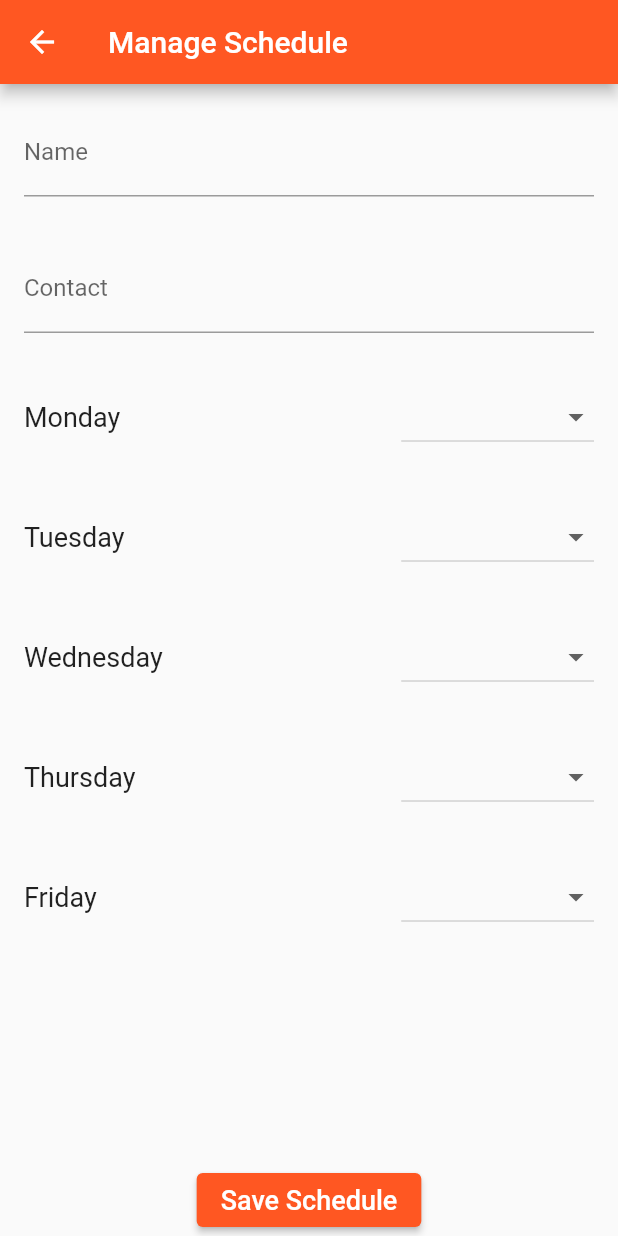
After one commit to lhaseatharva/waste2wealth, a Flutter app: the ManageSchedule screen opened by its route, on a phone screen of 412 x 824 dp. The commit adds this screen. Run offline on Flutter 3.47's test engine with Material 2 defaults, Android fonts, the phone set to English and light mode, and no system bars; our stand-ins replace carousel_slider, cloud_firestore, firebase_auth, firebase_core; accounts and stored records are empty.

Commit message:
Added new pages

```diff
--- /dev/null
+++ b/lib/Employee/Pickup Staff/ManageSchedule.dart
@@ -0,0 +1,138 @@
+import 'package:flutter/material.dart';
+import 'package:cloud_firestore/cloud_firestore.dart';
+
+class ManageSchedule extends StatefulWidget {
+  final String userEmail;
+
+  ManageSchedule({required this.userEmail});
+
+  @override
+  _ManageScheduleState createState() => _ManageScheduleState();
+}
+
+class _ManageScheduleState extends State<ManageSchedule> {
+  List<String> areas = [
+    'Kothrud',
+    'Shivaji Nagar',
+    'Sinhgad Road',
+    'Koregaon Park',
+    'Camp',
+    'Mundhwa',
+    'Kondhwa',
+    'Wagholi',
+    'Erandwane',
+    'Dapodi',
+    'Bopodi',
+    'Pimpri',
+    'Chinchwad',
+    'Talegaon',
+  ];
+
+  String name = ''; // You can add logic to populate this field
+  String contact = ''; // You can add logic to populate this field
+
+  Map<String, String?> dayToArea = {
+    'Monday': null,
+    'Tuesday': null,
+    'Wednesday': null,
+    'Thursday': null,
+    'Friday': null,
+  };
+
+  final FirebaseFirestore firestore = FirebaseFirestore.instance;
+
+  @override
+  Widget build(BuildContext context) {
+    return Scaffold(
+      appBar: AppBar(
+        backgroundColor: Colors.deepOrange,
+        title: Text('Manage Schedule'),
+      ),
+      body: Center(
+        child: Column(
+          children: [
+            Padding(
+              padding: EdgeInsets.all(16.0),
+              child: TextField(
+                decoration: InputDecoration(labelText: 'Name'),
+                onChanged: (value) {
+                  setState(() {
+                    name = value;
+                  });
+                },
+              ),
+            ),
+            Padding(
+              padding: EdgeInsets.all(16.0),
+              child: TextField(
+                decoration: InputDecoration(labelText: 'Contact'),
+                onChanged: (value) {
+                  setState(() {
+                    contact = value;
+                  });
+                },
+              ),
+            ),
+            Expanded(
+              child: SingleChildScrollView(
+                child: Column(
+                  crossAxisAlignment: CrossAxisAlignment.start,
+                  children: dayToArea.keys.map((day) {
+                    return Padding(
+                      padding: EdgeInsets.all(16.0),
+                      child: Row(
+                        children: [
+                          Text(day, style: TextStyle(fontSize: 18)),
+                          Spacer(),
+                          _buildDropdown(day, dayToArea[day]),
+                        ],
+                      ),
+                    );
+                  }).toList(),
+                ),
+              ),
+            ),
+            ElevatedButton(
+              style: ElevatedButton.styleFrom(primary: Colors.deepOrange),
+              onPressed: _saveScheduleToFirebase,
+              child: Text('Save Schedule', style: TextStyle(fontSize: 18)),
+            ),
+          ],
+        ),
+      ),
+    );
+  }
+
+  Widget _buildDropdown(String day, String? selectedArea) {
+    return DropdownButton<String>(
+      value: selectedArea,
+      onChanged: (value) {
+        setState(() {
+          dayToArea[day] = value;
+        });
+      },
+      items: areas.map((area) {
+        return DropdownMenuItem<String>(
+          value: area,
+          child: Text(area),
+        );
+      }).toList(),
+    );
+  }
+
+  void _saveScheduleToFirebase() {
+    final user = widget.userEmail;
+    Map<String, dynamic> scheduleData = {
+      'name': name,
+      'contact': contact,
+      'email': user,
+      'mondayArea': dayToArea['Monday'],
+      'tuesdayArea': dayToArea['Tuesday'],
+      'wednesdayArea': dayToArea['Wednesday'],
+      'thursdayArea': dayToArea['Thursday'],
+      'fridayArea': dayToArea['Friday'],
+    };
+    firestore.collection('pickup_schedule').doc(user).set(scheduleData);
+    Navigator.pop(context);
+  }
+}
--- a/lib/PickUpStaffDashboard.dart
+++ b/lib/Employee/Pickup Staff/PickUpStaffDashboard.dart
@@ -1,4 +1,5 @@
 import 'package:flutter/material.dart';
+import 'package:waste2wealth/Employee/Pickup%20Staff/ManageSchedule.dart';
 
 class PickUpStaffDashboard extends StatefulWidget {
   final String userEmail;
@@ -54,18 +55,27 @@ class _PickUpStaffDashboardState extends State<PickUpStaffDashboard> {
               ),
             ),
             ListTile(
-              title: Text('Set Schedule'),
+              leading: Icon(Icons.calendar_today),
+              title: Text('Manage Schedule'),
               onTap: () {
-                // Add logic to navigate to the Set Schedule screen
+                Navigator.push(
+                  context,
+                  MaterialPageRoute(
+                    builder: (context) =>
+                        ManageSchedule(userEmail: widget.userEmail),
+                  ),
+                );
               },
             ),
             ListTile(
+              leading: Icon(Icons.list),
               title: Text('Check Requests'),
               onTap: () {
                 // Add logic to navigate to the Check Requests screen
               },
             ),
             ListTile(
+              leading: Icon(Icons.exit_to_app),
               title: Text('Log Out'),
               onTap: () {
                 _showLogoutConfirmationDialog();
@@ -80,7 +90,6 @@ class _PickUpStaffDashboardState extends State<PickUpStaffDashboard> {
     );
   }
 
-  // Function to display the logout confirmation dialog
   void _showLogoutConfirmationDialog() {
     showDialog(
       context: context,
@@ -91,17 +100,15 @@ class _PickUpStaffDashboardState extends State<PickUpStaffDashboard> {
           actions: [
             TextButton(
               onPressed: () {
-                Navigator.of(context).pop(); // Close the dialog
+                Navigator.of(context).pop();
               },
               child: Text('Cancel'),
             ),
             TextButton(
               onPressed: () {
-                // Add logic to perform logout
-                // For example, navigate to the login screen
                 Navigator.of(context).pushReplacementNamed('/login');
               },
-              child: Text('Log Out'),
+              child: Text('Yes'),
             ),
           ],
         );
--- a/lib/LoginPage.dart
+++ b/lib/LoginPage.dart
@@ -4,7 +4,7 @@ import 'package:firebase_auth/firebase_auth.dart';
 import 'package:cloud_firestore/cloud_firestore.dart';
 import 'package:waste2wealth/AdminPanel.dart';
 //import 'package:waste2wealth/EmployeeDashboard.dart';
-import 'package:waste2wealth/PickUpStaffDashboard.dart';
+import 'package:waste2wealth/Employee/Pickup%20Staff/PickUpStaffDashboard.dart';
 
 class LoginPage extends StatefulWidget {
   @override
--- a/lib/main.dart
+++ b/lib/main.dart
@@ -1,8 +1,8 @@
 import 'package:flutter/material.dart';
 import 'package:firebase_core/firebase_core.dart';
 import 'package:waste2wealth/BuyerDashboard.dart';
-// import 'package:firebase_auth/firebase_auth.dart';
-import 'package:waste2wealth/EmployeeDashboard.dart';
+import 'package:waste2wealth/Employee/EmployeeDashboard.dart';
+import 'package:waste2wealth/Employee/Pickup%20Staff/ManageSchedule.dart';
 import 'package:waste2wealth/LoginPage.dart';
 import 'package:waste2wealth/MyRequestsPage.dart';
 import 'package:waste2wealth/RegistrationPage.dart';
@@ -31,6 +31,8 @@ class MyApp extends StatelessWidget {
         '/employee': (context) => EmployeeDashboard(),
         '/my_requests': (context) => MyRequestsPage(),
         '/buyer': (context) => BuyerDashboard(),
+        '/managesched': (context) => ManageSchedule(
+            userEmail: 'user@example.com'), // Replace with a valid user email
       },
     );
   }
```
Also changed, not shown: lib/Employee/EmployeeDashboard.dart (renamed from lib/EmployeeDashboard.dart).
